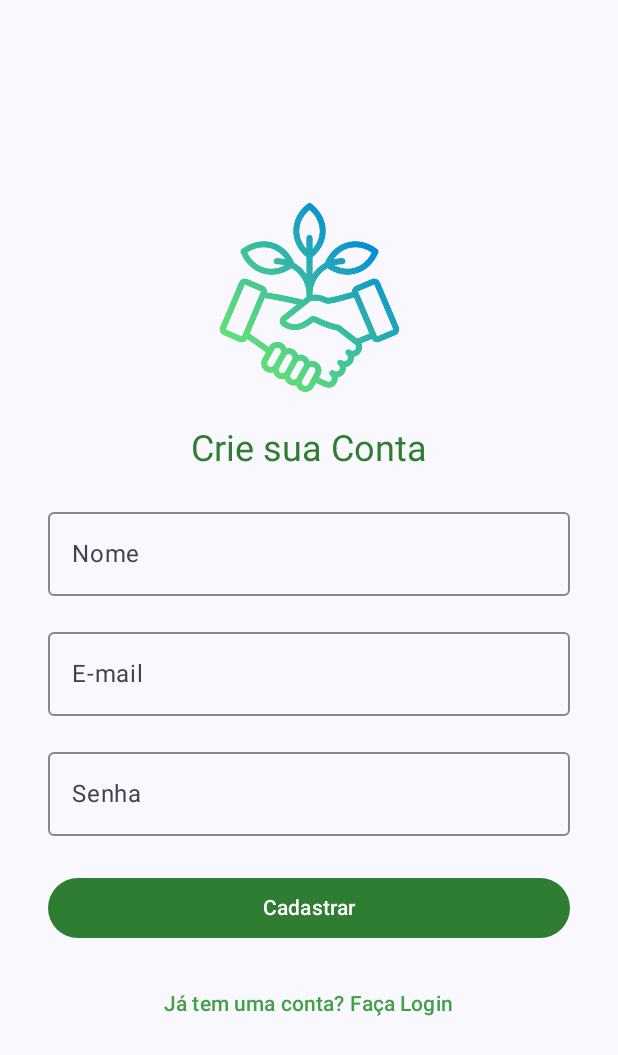
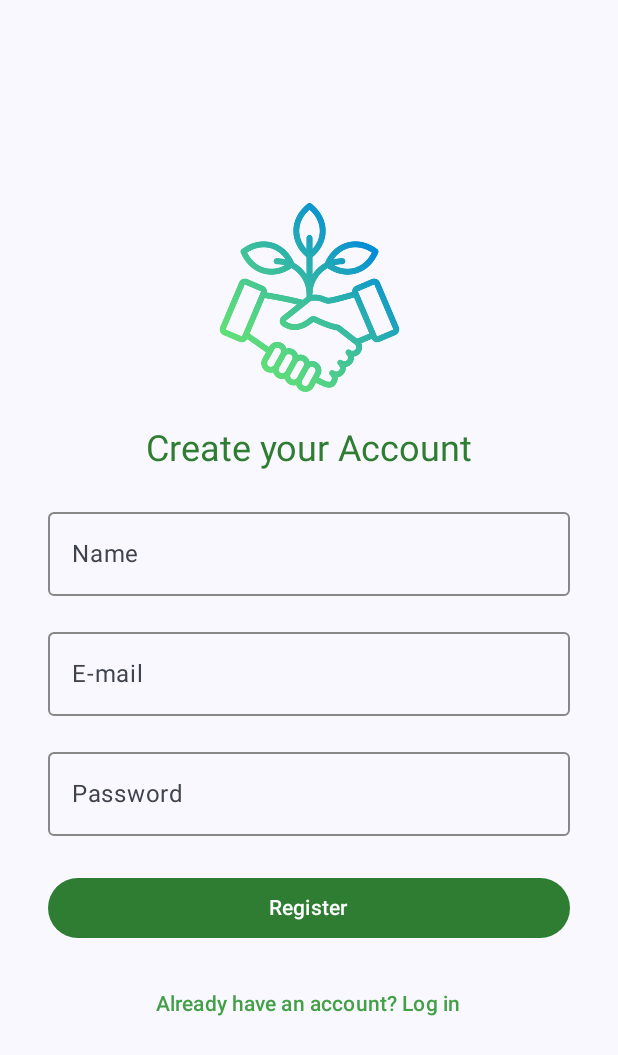
Before and after one commit to Luigustavo10/FiapEnergiaCircular, an Android app built with Jetpack Compose: the CadastroScreen screen opened through its navigation route, on a phone screen of 412 x 824 dp. Shown: the top 1055 px of the screen. Run offline under Robolectric (Android 15) with nearby library versions, the light colour scheme and no system bars.

Commit message:
update project

```diff
--- a/app/src/main/java/br/com/fiap/fiapenergiacircular/screens/CadastroScreen.kt
+++ b/app/src/main/java/br/com/fiap/fiapenergiacircular/screens/CadastroScreen.kt
@@ -9,6 +9,7 @@ import androidx.compose.ui.Alignment
 import androidx.compose.ui.Modifier
 import androidx.compose.ui.graphics.Color
 import androidx.compose.ui.res.painterResource
+import androidx.compose.ui.res.stringResource
 import androidx.compose.ui.text.TextStyle
 import androidx.compose.ui.text.input.KeyboardType
 import androidx.compose.ui.text.input.PasswordVisualTransformation
@@ -41,7 +42,7 @@ fun CadastroScreen(navController: NavController) {
         )
 
         Text(
-            text = "Crie sua Conta",
+            text = stringResource(id = R.string.cadastro_conta_titulo),
             style = MaterialTheme.typography.headlineMedium,
             color = Color(0xFF2E7D32),
             fontSize = 24.sp
@@ -53,7 +54,7 @@ fun CadastroScreen(navController: NavController) {
         OutlinedTextField(
             value = nome,
             onValueChange = { nome = it },
-            label = { Text("Nome") },
+            label = { Text(stringResource(id = R.string.nome)) },
             modifier = Modifier.fillMaxWidth(),
             textStyle = TextStyle(color = Color.Black),
             keyboardOptions = KeyboardOptions(keyboardType = KeyboardType.Text),
@@ -69,7 +70,7 @@ fun CadastroScreen(navController: NavController) {
         OutlinedTextField(
             value = email,
             onValueChange = { email = it },
-            label = { Text("E-mail") },
+            label = { Text(stringResource(id = R.string.email)) },
             modifier = Modifier.fillMaxWidth(),
             textStyle = TextStyle(color = Color.Black),
             keyboardOptions = KeyboardOptions(keyboardType = KeyboardType.Email),
@@ -85,7 +86,7 @@ fun CadastroScreen(navController: NavController) {
         OutlinedTextField(
             value = senha,
             onValueChange = { senha = it },
-            label = { Text("Senha") },
+            label = { Text(stringResource(id = R.string.senha)) },
             visualTransformation = PasswordVisualTransformation(),
             modifier = Modifier.fillMaxWidth(),
             textStyle = TextStyle(color = Color.Black),
@@ -104,7 +105,7 @@ fun CadastroScreen(navController: NavController) {
             modifier = Modifier.fillMaxWidth(),
             colors = ButtonDefaults.buttonColors(containerColor = Color(0xFF2E7D32))
         ) {
-            Text("Cadastrar", color = Color.White)
+            Text(stringResource(id = R.string.cadastrar), color = Color.White)
         }
 
         Spacer(modifier = Modifier.height(16.dp))
@@ -114,7 +115,7 @@ fun CadastroScreen(navController: NavController) {
             onClick = { navController.navigate("login") },
             modifier = Modifier.fillMaxWidth()
         ) {
-            Text("Já tem uma conta? Faça Login", color = Color(0xFF43A047))
+            Text(stringResource(id = R.string.login_cadastrado), color = Color(0xFF43A047))
         }
     }
 }
--- a/app/src/main/java/br/com/fiap/fiapenergiacircular/screens/LoginsScreen.kt
+++ b/app/src/main/java/br/com/fiap/fiapenergiacircular/screens/LoginsScreen.kt
@@ -26,6 +26,7 @@ import androidx.compose.material3.Button
 import androidx.compose.material3.Text
 import androidx.compose.ui.input.pointer.motionEventSpy
 import androidx.compose.ui.platform.LocalContext
+import androidx.compose.ui.res.stringResource
 import com.google.android.gms.auth.api.signin.GoogleSignIn
 import com.google.android.gms.auth.api.signin.GoogleSignInClient
 import com.google.android.gms.auth.api.signin.GoogleSignInOptions
@@ -59,7 +60,7 @@ fun LoginScreen(navController: NavController) {
         )
 
         Text(
-            text = "Bem-vindo!",
+            text = stringResource(id = R.string.login_titulo),
             style = MaterialTheme.typography.headlineMedium,
             color = Color(0xFF2E7D32),
             fontSize = 24.sp
@@ -71,7 +72,7 @@ fun LoginScreen(navController: NavController) {
         OutlinedTextField(
             value = email,
             onValueChange = { email = it },
-            label = { Text("E-mail") },
+            label = { Text(stringResource(id = R.string.email)) },
             modifier = Modifier.fillMaxWidth(),
             textStyle = TextStyle(color = Color.Black),
             keyboardOptions = KeyboardOptions(keyboardType = KeyboardType.Email),
@@ -87,7 +88,7 @@ fun LoginScreen(navController: NavController) {
         OutlinedTextField(
             value = senha,
             onValueChange = { senha = it },
-            label = { Text("Senha") },
+            label = { Text(stringResource(id = R.string.senha)) },
             visualTransformation = PasswordVisualTransformation(),
             modifier = Modifier.fillMaxWidth(),
             textStyle = TextStyle(color = Color.Black),
@@ -106,7 +107,7 @@ fun LoginScreen(navController: NavController) {
             modifier = Modifier.fillMaxWidth(),
             colors = ButtonDefaults.buttonColors(containerColor = Color(0xFF43A047))
         ) {
-            Text("Entrar", color = Color.White)
+            Text(stringResource(id = R.string.entrar), color = Color.White)
         }
 
         Spacer(modifier = Modifier.height(16.dp))
@@ -132,7 +133,7 @@ fun LoginScreen(navController: NavController) {
             modifier = Modifier.fillMaxWidth(),
             colors = ButtonDefaults.buttonColors(containerColor = Color(0xFFDB4437))
         ) {
-            Text("Entrar com Google", color = Color.White)
+            Text(stringResource(id = R.string.entrar_google), color = Color.White)
         }
 
         Spacer(modifier = Modifier.height(16.dp))
@@ -142,7 +143,7 @@ fun LoginScreen(navController: NavController) {
             onClick = { navController.navigate("cadastro") },
             modifier = Modifier.fillMaxWidth()
         ) {
-            Text("Criar Conta", color = Color(0xFF43A047))
+            Text(stringResource(id = R.string.criar_conta), color = Color(0xFF43A047))
         }
     }
 }
--- a/app/src/main/res/values/strings.xml
+++ b/app/src/main/res/values/strings.xml
@@ -1,3 +1,32 @@
 <resources>
-    <string name="app_name">FiapEnergiaCircular</string>
+    <string name="app_name">Circular Economy</string>
+    <string name="login_titulo">Welcome!</string>
+    <string name="email">E-mail</string>
+    <string name="senha">Password</string>
+    <string name="entrar">Enter</string>
+    <string name="entrar_google">Enter with Google</string>
+    <string name="criar_conta">Create an Account</string>
+    <string name="cadastro_conta_titulo">Create your Account</string>
+    <string name="nome">Name</string>
+    <string name="cadastrar">Register</string>
+    <string name="login_cadastrado">Already have an account? Log in</string>
+    <string name="eletrodomestico">Home appliances</string>
+    <string name="roupas">Clothes</string>
+    <string name="moveis">Furniture</string>
+    <string name="eletronicos">Electronics</string>
+    <string name="livros">Books</string>
+    <string name="geladeira">Refrigerator</string>
+    <string name="camiseta">T-shirt</string>
+    <string name="sofa">Sofa</string>
+    <string name="notebook">Notebook</string>
+    <string name="livro_kotlin">Kotlin Book</string>
+    <string name="buscar_produtos">Search products...</string>
+    <string name="descricao_produto">Product Description</string>
+    <string name="home">Home</string>
+    <string name="pedidos">Orders</string>
+    <string name="perfil">Profile</string>
+    <string name="pedidos_titulo">My Orders</string>
+    <string name="voltar_menu">Return to Menu</string>
+    <string name="editar_perfil">Edit Profile</string>
+    <string name="ver_avaliacoes">View Reviews</string>
 </resources>
```
Also changed, not shown: app/src/main/java/br/com/fiap/fiapenergiacircular/screens/MenuScreen.kt (+20 -8 lines), app/src/main/java/br/com/fiap/fiapenergiacircular/screens/PedidosScreen.kt (+5 -2 lines), app/src/main/java/br/com/fiap/fiapenergiacircular/screens/PerfilScreen.kt (+6 -4 lines), 1 other file.
